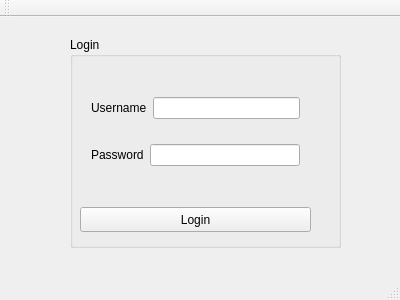
chrisq327/CS1C-Team-Rocket, file mainwindow.ui: the form before one commit.
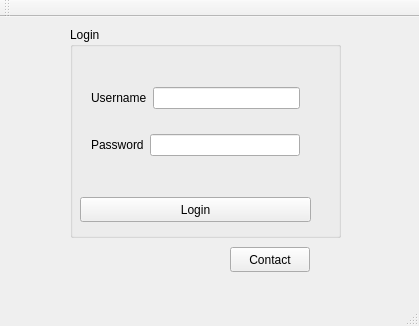
The form after the commit.

What changed in the file:
```diff
--- a/mainwindow.ui
+++ b/mainwindow.ui
@@ -6,8 +6,8 @@
    <rect>
     <x>0</x>
     <y>0</y>
-    <width>400</width>
-    <height>300</height>
+    <width>419</width>
+    <height>326</height>
    </rect>
   </property>
   <property name="windowTitle">
@@ -18,7 +18,7 @@
     <property name="geometry">
      <rect>
       <x>70</x>
-      <y>20</y>
+      <y>10</y>
       <width>271</width>
       <height>211</height>
      </rect>
@@ -39,7 +39,7 @@
       <string>Login</string>
      </property>
     </widget>
-    <widget class="QWidget" name="">
+    <widget class="QWidget" name="layoutWidget">
      <property name="geometry">
       <rect>
        <x>10</x>
@@ -80,6 +80,19 @@
      </layout>
     </widget>
    </widget>
+   <widget class="QPushButton" name="pushButton_contact">
+    <property name="geometry">
+     <rect>
+      <x>230</x>
+      <y>230</y>
+      <width>80</width>
+      <height>25</height>
+     </rect>
+    </property>
+    <property name="text">
+     <string>Contact</string>
+    </property>
+   </widget>
   </widget>
   <widget class="QMenuBar" name="menuBar">
    <property name="geometry">
```
Left out of the diff: 2 changed lines with no effect on the pictures.
